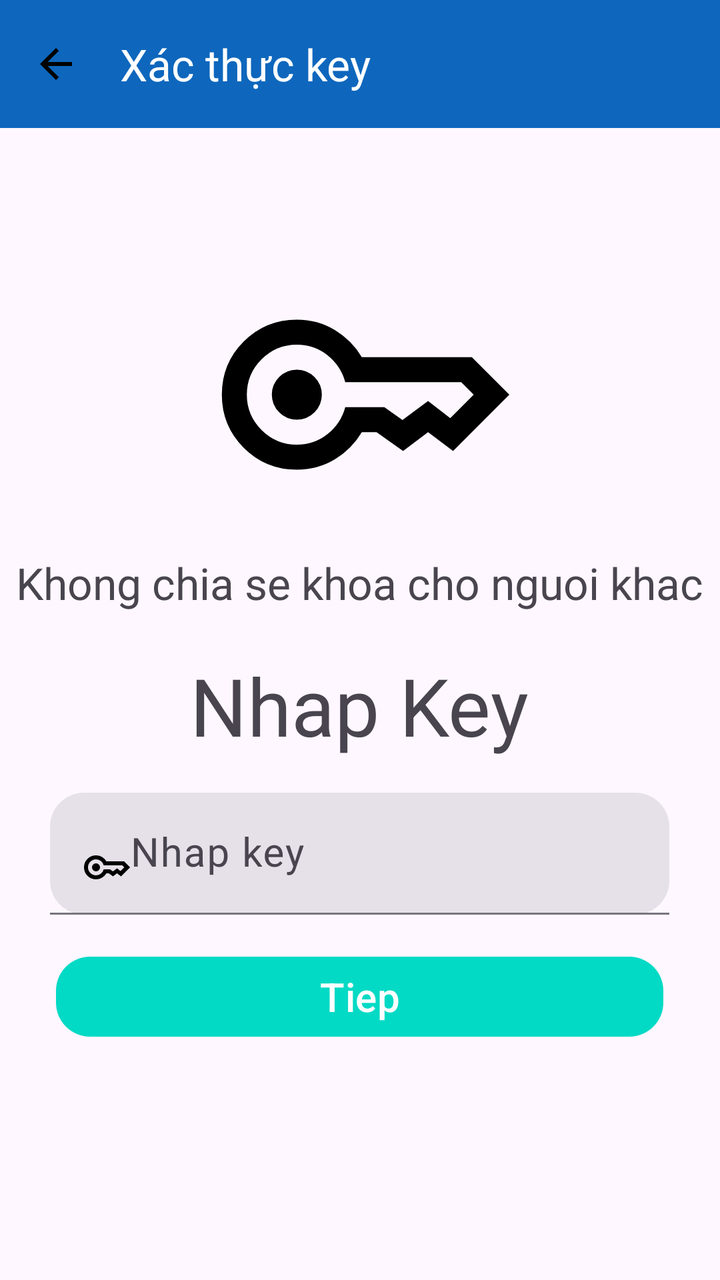
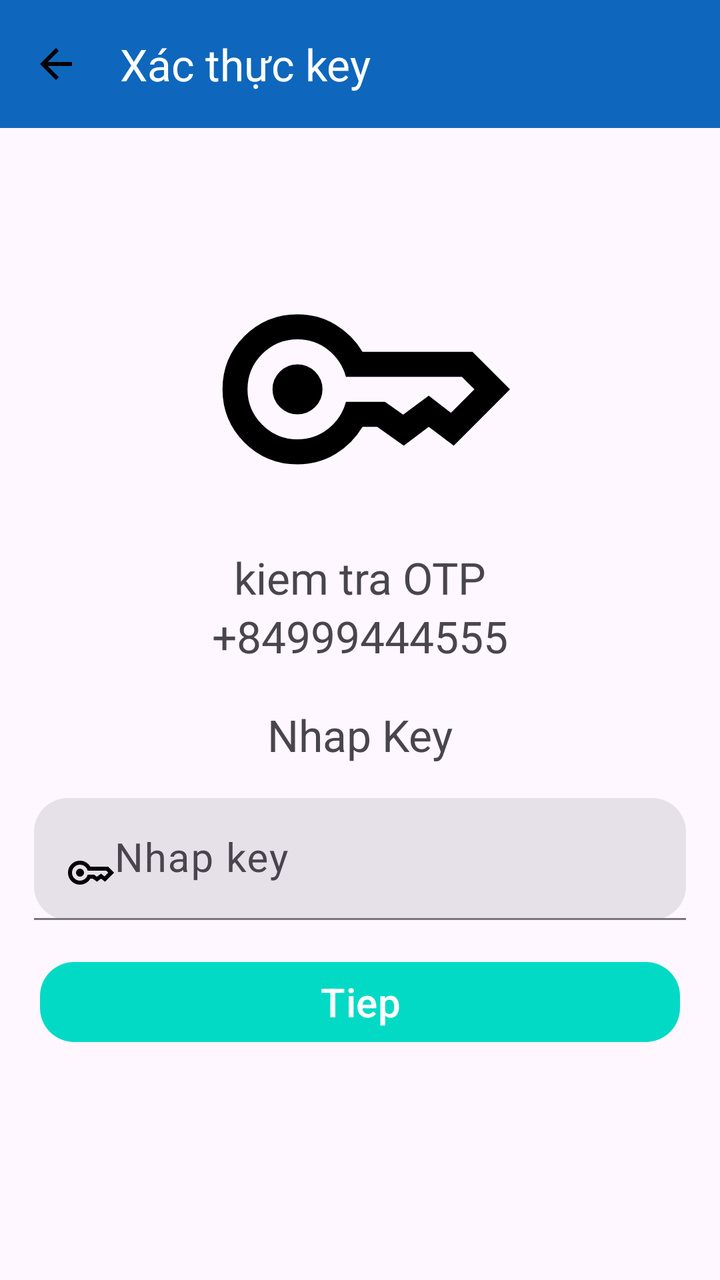

Compare the two renders of this Android layout. The source of the first and the diff that turns it into the second are given below.
<!-- AndroidManifest.xml: application theme Theme.MyApplication -->
<!-- res/layout/fragment_o_t_p.xml -->
<?xml version="1.0" encoding="utf-8"?>
<FrameLayout xmlns:android="http://schemas.android.com/apk/res/android"
    xmlns:tools="http://schemas.android.com/tools"
    android:layout_width="match_parent"
    android:layout_height="match_parent"
    xmlns:app="http://schemas.android.com/apk/res-auto"
    tools:context=".OTPFragment">
    <com.google.android.material.appbar.MaterialToolbar
        android:id="@+id/toolbar"
        android:layout_width="match_parent"
        android:layout_height="wrap_content"
        android:background="@color/purple_200"
        app:titleTextColor="@color/white"
        app:title="Xác thực key"
        app:navigationIcon="@drawable/outline_arrow_back_24" />

    <LinearLayout
        android:layout_below="@+id/toolbar"
        android:id="@+id/screen"
        android:layout_width="wrap_content"
        android:layout_height="wrap_content"

        android:gravity="center"
        android:layout_gravity="center"
        android:orientation="vertical">
        <ImageView
            android:layout_width="150dp"
            android:layout_height="159dp"
            android:src="@drawable/outline_key_24" />

        <TextView
            android:id="@+id/view_number"
            android:layout_width="wrap_content"
            android:layout_height="wrap_content"
            android:text="Khong chia se khoa cho nguoi khac"
            android:layout_marginBottom="20dp"
            android:textSize="22dp" />

        <TextView
            android:layout_width="wrap_content"
            android:layout_height="wrap_content"
            android:text="Nhap Key"
            android:textSize="40dp" />

        <com.google.android.material.textfield.TextInputLayout
            android:id="@+id/otp"
            style="@style/Widget.Material3.TextInputLayout.FilledBox"
            android:layout_width="match_parent"
            android:layout_height="match_parent"
            android:layout_marginHorizontal="17dp"
            android:layout_marginVertical="17dp"
            app:boxCornerRadiusBottomEnd="17dp"
            app:boxCornerRadiusBottomStart="17dp"
            app:boxCornerRadiusTopEnd="17dp"
            app:boxCornerRadiusTopStart="17dp">
            <com.google.android.material.textfield.TextInputEditText
                android:layout_width="match_parent"
                android:layout_height="match_parent"
                android:drawableStart="@drawable/outline_key_24"
                android:hint="Nhap key"
                android:textSize="20dp" />
        </com.google.android.material.textfield.TextInputLayout>
        <com.google.android.material.button.MaterialButton
            android:id="@+id/btn_tieptuc"
            android:layout_width="match_parent"
            android:layout_height="wrap_content"
            android:text="Tiep"
            android:textSize="20dp"
            android:layout_marginHorizontal="20dp"
            app:cornerRadius="17dp"
            app:backgroundTint="@color/teal_200"
            android:textColor="@color/white"/>

    </LinearLayout>



</FrameLayout>
<!-- resources referenced by this layout -->
<resources>
  <color name="purple_200">#0E67BD</color>
  <color name="teal_200">#FF03DAC5</color>
  <color name="white">#FFFFFFFF</color>
  <!-- drawable outline_arrow_back_24 (drawable) -->
  <vector xmlns:android="http://schemas.android.com/apk/res/android" android:autoMirrored="true" android:height="24dp" android:tint="#000000" android:viewportHeight="960" android:viewportWidth="960" android:width="24dp">
        
      <path android:fillColor="@android:color/white" android:pathData="M313,520L537,744L480,800L160,480L480,160L537,216L313,440L800,440L800,520L313,520Z"/>
      
  </vector>
  <!-- drawable outline_key_24 (drawable) -->
  <vector xmlns:android="http://schemas.android.com/apk/res/android" android:autoMirrored="true" android:height="24dp" android:tint="#000000" android:viewportHeight="960" android:viewportWidth="960" android:width="24dp">
        
      <path android:fillColor="@android:color/white" android:pathData="M223.5,536.5Q200,513 200,480Q200,447 223.5,423.5Q247,400 280,400Q313,400 336.5,423.5Q360,447 360,480Q360,513 336.5,536.5Q313,560 280,560Q247,560 223.5,536.5ZM280,720Q180,720 110,650Q40,580 40,480Q40,380 110,310Q180,240 280,240Q347,240 401.5,273Q456,306 488,360L840,360L960,480L780,660L700,600L620,660L535,600L488,600Q456,654 401.5,687Q347,720 280,720ZM280,640Q336,640 378.5,606Q421,572 435,520L560,520L618,561L700,500L771,555L846,480L806,440L435,440Q421,388 378.5,354Q336,320 280,320Q214,320 167,367Q120,414 120,480Q120,546 167,593Q214,640 280,640Z"/>
      
  </vector>
  <style name="Theme.MyApplication" parent="Theme.MaterialComponents.DayNight.DarkActionBar">
          
          <item name="colorPrimary">@color/purple_500</item>
          <item name="colorPrimaryVariant">@color/purple_700</item>
          <item name="colorOnPrimary">@color/white</item>
          
          <item name="colorSecondary">@color/teal_200</item>
          <item name="colorSecondaryVariant">@color/teal_700</item>
          <item name="colorOnSecondary">@color/black</item>
          
          <item name="android:statusBarColor">?attr/colorPrimaryVariant</item>
          
      </style>
  <color name="purple_500">#D9B84D</color>
  <color name="purple_700">#F60303</color>
  <color name="teal_700">#D04A0F</color>
  <color name="black">#FF000000</color>
</resources>

<!-- the commit's change to res/layout/fragment_o_t_p.xml (unified diff, before → after) -->
@@ -17,7 +17,7 @@
     <LinearLayout
         android:layout_below="@+id/toolbar"
         android:id="@+id/screen"
-        android:layout_width="wrap_content"
+        android:layout_width="match_parent"
         android:layout_height="wrap_content"
 
         android:gravity="center"
@@ -27,12 +27,16 @@
             android:layout_width="150dp"
             android:layout_height="159dp"
             android:src="@drawable/outline_key_24" />
-
+        <TextView
+            android:layout_width="wrap_content"
+            android:layout_height="wrap_content"
+            android:text="kiem tra OTP"
+            android:textSize="22dp" />
         <TextView
             android:id="@+id/view_number"
             android:layout_width="wrap_content"
             android:layout_height="wrap_content"
-            android:text="Khong chia se khoa cho nguoi khac"
+            android:text="+84999444555"
             android:layout_marginBottom="20dp"
             android:textSize="22dp" />
 
@@ -40,10 +44,10 @@
             android:layout_width="wrap_content"
             android:layout_height="wrap_content"
             android:text="Nhap Key"
-            android:textSize="40dp" />
+            android:textSize="22dp" />
 
         <com.google.android.material.textfield.TextInputLayout
-            android:id="@+id/otp"
+            android:id="@+id/otp_number"
             style="@style/Widget.Material3.TextInputLayout.FilledBox"
             android:layout_width="match_parent"
             android:layout_height="match_parent"
